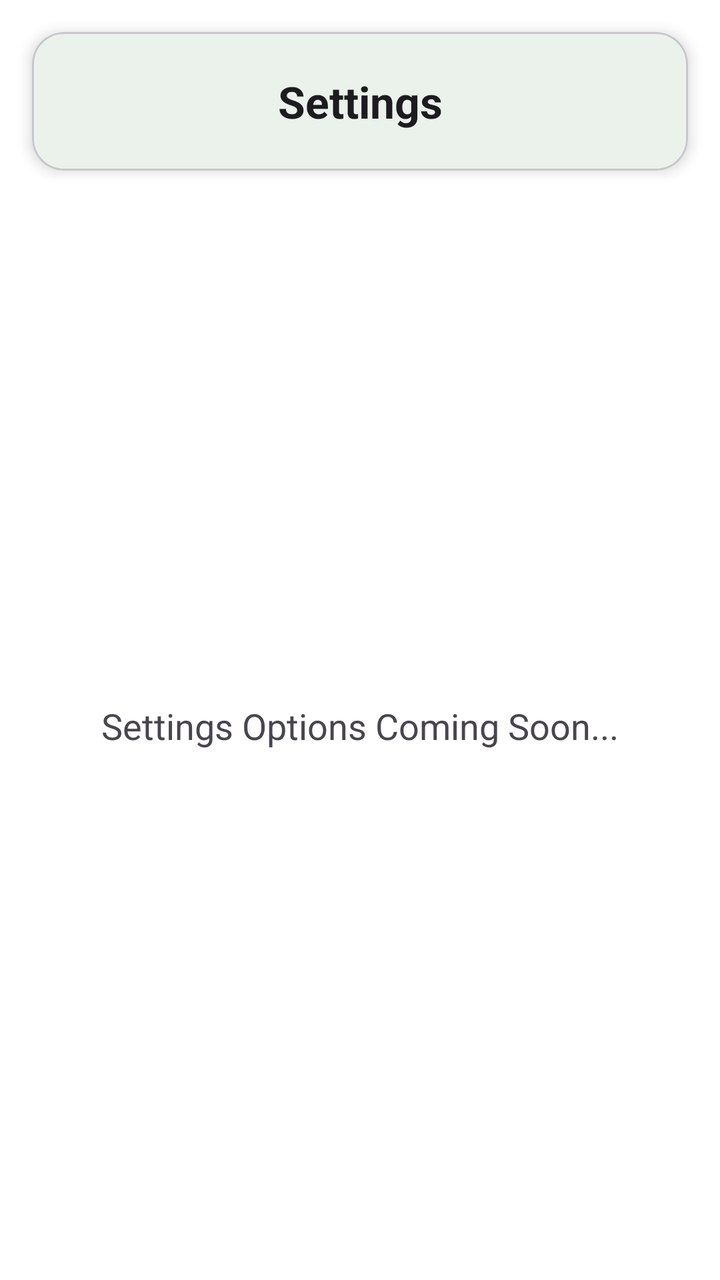
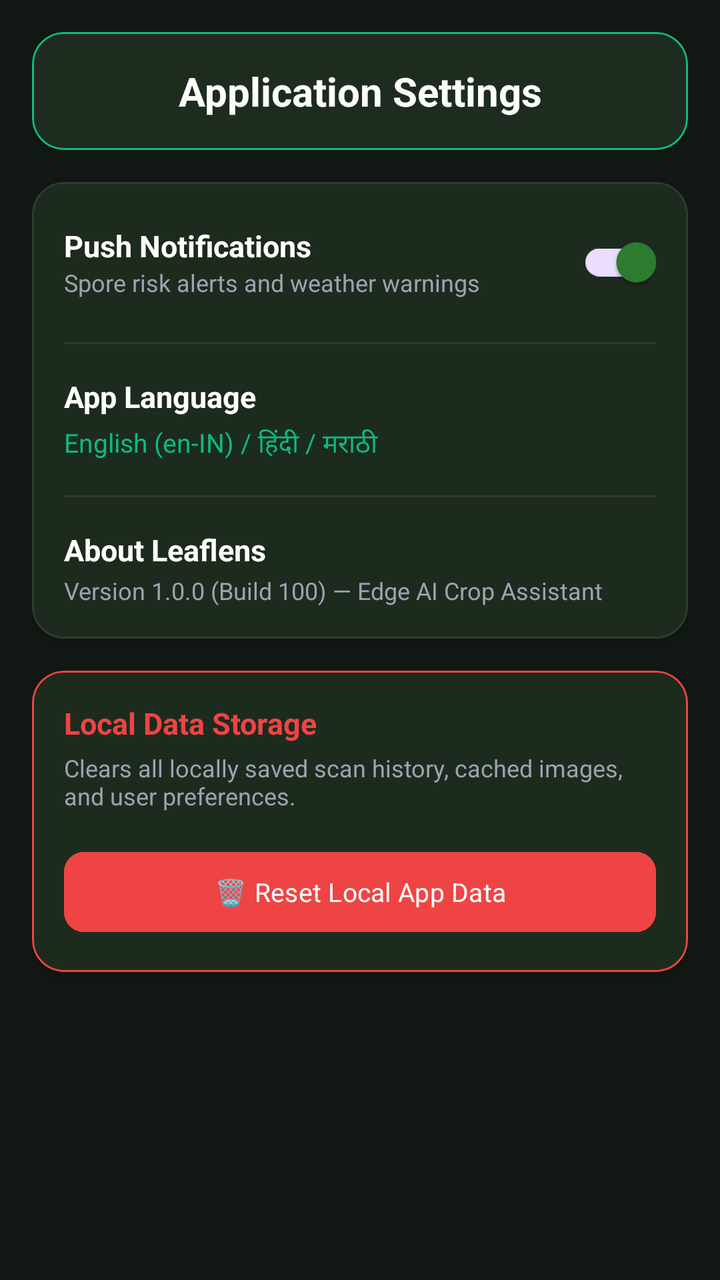

The first picture is an Android layout as it rendered before a commit; the second is the same layout after the commit. The layout source and the unified diff follow.
<!-- AndroidManifest.xml: application theme Theme.SmartAgriculture -->
<!-- res/layout/fragment_settings.xml -->
<androidx.constraintlayout.widget.ConstraintLayout xmlns:android="http://schemas.android.com/apk/res/android"
    xmlns:app="http://schemas.android.com/apk/res-auto"
    android:layout_width="match_parent"
    android:layout_height="match_parent"
    android:background="?attr/colorSurface">

    <com.google.android.material.card.MaterialCardView
        android:id="@+id/cvHeader"
        android:layout_width="match_parent"
        android:layout_height="wrap_content"
        android:layout_margin="16dp"
        app:cardBackgroundColor="?attr/colorSurface"
        app:cardCornerRadius="16dp"
        app:cardElevation="4dp"
        app:layout_constraintTop_toTopOf="parent">

        <TextView
            android:id="@+id/tvTitle"
            android:layout_width="match_parent"
            android:layout_height="wrap_content"
            android:padding="20dp"
            android:text="Settings"
            android:textColor="?attr/colorOnSurface"
            android:textSize="22sp"
            android:textStyle="bold"
            android:gravity="center"/>
    </com.google.android.material.card.MaterialCardView>

    <TextView
        android:layout_width="wrap_content"
        android:layout_height="wrap_content"
        android:text="Settings Options Coming Soon..."
        android:textSize="18sp"
        android:textColor="?attr/colorOnSurfaceVariant"
        app:layout_constraintTop_toBottomOf="@id/cvHeader"
        app:layout_constraintBottom_toBottomOf="parent"
        app:layout_constraintStart_toStartOf="parent"
        app:layout_constraintEnd_toEndOf="parent" />

</androidx.constraintlayout.widget.ConstraintLayout>
<!-- resources referenced by this layout -->
<resources>
  <style name="Theme.SmartAgriculture" parent="Base.Theme.SmartAgriculture" />
  <style name="Base.Theme.SmartAgriculture" parent="Theme.Material3.DayNight.NoActionBar">
          
          <item name="colorPrimary">@color/colorPrimary</item>
          <item name="colorPrimaryVariant">@color/colorPrimaryVariant</item>
          <item name="colorOnPrimary">@color/colorOnPrimary</item>
          
          
          <item name="colorSecondary">@color/colorSecondary</item>
          <item name="colorSecondaryVariant">@color/colorSecondaryVariant</item>
          <item name="colorOnSecondary">@color/colorOnSecondary</item>
          
          
          <item name="android:colorBackground">@color/colorBackground</item>
          <item name="colorSurface">@color/colorSurface</item>
          
          
          <item name="fontFamily">sans-serif</item>
      </style>
  <color name="colorPrimary">#2E7D32</color>
  <color name="colorPrimaryVariant">#1B5E20</color>
  <color name="colorOnPrimary">#FFFFFF</color>
  <color name="colorSecondary">#81C784</color>
  <color name="colorSecondaryVariant">#66BB6A</color>
  <color name="colorOnSecondary">#000000</color>
  <color name="colorBackground">#F5F5F5</color>
  <color name="colorSurface">#FFFFFF</color>
</resources>

<!-- the commit's change to res/layout/fragment_settings.xml (unified diff, before → after) -->
@@ -1,40 +1,194 @@
-<androidx.constraintlayout.widget.ConstraintLayout xmlns:android="http://schemas.android.com/apk/res/android"
+<?xml version="1.0" encoding="utf-8"?>
+<androidx.core.widget.NestedScrollView xmlns:android="http://schemas.android.com/apk/res/android"
     xmlns:app="http://schemas.android.com/apk/res-auto"
     android:layout_width="match_parent"
     android:layout_height="match_parent"
-    android:background="?attr/colorSurface">
+    android:fillViewport="true"
+    android:background="#121814">
 
-    <com.google.android.material.card.MaterialCardView
-        android:id="@+id/cvHeader"
+    <LinearLayout
         android:layout_width="match_parent"
         android:layout_height="wrap_content"
-        android:layout_margin="16dp"
-        app:cardBackgroundColor="?attr/colorSurface"
-        app:cardCornerRadius="16dp"
-        app:cardElevation="4dp"
-        app:layout_constraintTop_toTopOf="parent">
+        android:orientation="vertical"
+        android:padding="16dp"
+        android:paddingBottom="40dp">
 
-        <TextView
-            android:id="@+id/tvTitle"
+        
+        <com.google.android.material.card.MaterialCardView
+            android:id="@+id/cvHeader"
             android:layout_width="match_parent"
             android:layout_height="wrap_content"
-            android:padding="20dp"
-            android:text="Settings"
-            android:textColor="?attr/colorOnSurface"
-            android:textSize="22sp"
-            android:textStyle="bold"
-            android:gravity="center"/>
-    </com.google.android.material.card.MaterialCardView>
+            app:cardBackgroundColor="#1C241E"
+            app:cardCornerRadius="16dp"
+            app:cardElevation="4dp"
+            app:strokeColor="#10B981"
+            app:strokeWidth="1dp"
+            android:layout_marginBottom="16dp">
 
-    <TextView
-        android:layout_width="wrap_content"
-        android:layout_height="wrap_content"
-        android:text="Settings Options Coming Soon..."
-        android:textSize="18sp"
-        android:textColor="?attr/colorOnSurfaceVariant"
-        app:layout_constraintTop_toBottomOf="@id/cvHeader"
-        app:layout_constraintBottom_toBottomOf="parent"
-        app:layout_constraintStart_toStartOf="parent"
-        app:layout_constraintEnd_toEndOf="parent" />
+            <TextView
+                android:id="@+id/tvTitle"
+                android:layout_width="match_parent"
+                android:layout_height="wrap_content"
+                android:padding="16dp"
+                android:text="Application Settings"
+                android:textColor="#FFFFFF"
+                android:textSize="20sp"
+                android:textStyle="bold"
+                android:gravity="center"/>
+        </com.google.android.material.card.MaterialCardView>
 
-</androidx.constraintlayout.widget.ConstraintLayout>
+        
+        <com.google.android.material.card.MaterialCardView
+            android:layout_width="match_parent"
+            android:layout_height="wrap_content"
+            app:cardBackgroundColor="#1C241E"
+            app:cardCornerRadius="16dp"
+            app:cardElevation="3dp"
+            app:strokeColor="#2E3B31"
+            app:strokeWidth="1dp"
+            android:layout_marginBottom="16dp">
+
+            <LinearLayout
+                android:layout_width="match_parent"
+                android:layout_height="wrap_content"
+                android:orientation="vertical"
+                android:padding="16dp">
+
+                
+                <LinearLayout
+                    android:layout_width="match_parent"
+                    android:layout_height="wrap_content"
+                    android:gravity="center_vertical"
+                    android:orientation="horizontal"
+                    android:layout_marginBottom="16dp">
+
+                    <LinearLayout
+                        android:layout_width="0dp"
+                        android:layout_height="wrap_content"
+                        android:layout_weight="1"
+                        android:orientation="vertical">
+
+                        <TextView
+                            android:layout_width="wrap_content"
+                            android:layout_height="wrap_content"
+                            android:text="Push Notifications"
+                            android:textColor="#FFFFFF"
+                            android:textSize="15sp"
+                            android:textStyle="bold" />
+
+                        <TextView
+                            android:layout_width="wrap_content"
+                            android:layout_height="wrap_content"
+                            android:text="Spore risk alerts and weather warnings"
+                            android:textColor="#9CA3AF"
+                            android:textSize="12sp" />
+                    </LinearLayout>
+
+                    <com.google.android.material.switchmaterial.SwitchMaterial
+                        android:id="@+id/switchNotifications"
+                        android:layout_width="wrap_content"
+                        android:layout_height="wrap_content"
+                        android:checked="true"
+                        app:useMaterialThemeColors="true" />
+                </LinearLayout>
+
+                <View
+                    android:layout_width="match_parent"
+                    android:layout_height="1dp"
+                    android:background="#2E3B31"
+                    android:layout_marginBottom="16dp" />
+
+                
+                <TextView
+                    android:layout_width="wrap_content"
+                    android:layout_height="wrap_content"
+                    android:text="App Language"
+                    android:textColor="#FFFFFF"
+                    android:textSize="15sp"
+                    android:textStyle="bold"
+                    android:layout_marginBottom="4dp" />
+
+                <TextView
+                    android:id="@+id/tvCurrentLanguage"
+                    android:layout_width="match_parent"
+                    android:layout_height="wrap_content"
+                    android:text="English (en-IN) / हिंदी / मराठी"
+                    android:textColor="#10B981"
+                    android:textSize="13sp"
+                    android:layout_marginBottom="16dp" />
+
+                <View
+                    android:layout_width="match_parent"
+                    android:layout_height="1dp"
+                    android:background="#2E3B31"
+                    android:layout_marginBottom="16dp" />
+
+                
+                <TextView
+                    android:layout_width="wrap_content"
+                    android:layout_height="wrap_content"
+                    android:text="About Leaflens"
+                    android:textColor="#FFFFFF"
+                    android:textSize="15sp"
+                    android:textStyle="bold" />
+
+                <TextView
+                    android:layout_width="wrap_content"
+                    android:layout_height="wrap_content"
+                    android:layout_marginTop="2dp"
+                    android:text="Version 1.0.0 (Build 100) — Edge AI Crop Assistant"
+                    android:textColor="#9CA3AF"
+                    android:textSize="12sp" />
+
+            </LinearLayout>
+        </com.google.android.material.card.MaterialCardView>
+
+        
+        <com.google.android.material.card.MaterialCardView
+            android:layout_width="match_parent"
+            android:layout_height="wrap_content"
+            app:cardBackgroundColor="#1C241E"
+            app:cardCornerRadius="16dp"
+            app:cardElevation="3dp"
+            app:strokeColor="#EF4444"
+            app:strokeWidth="1dp">
+
+            <LinearLayout
+                android:layout_width="match_parent"
+                android:layout_height="wrap_content"
+                android:orientation="vertical"
+                android:padding="16dp">
+
+                <TextView
+                    android:layout_width="wrap_content"
+                    android:layout_height="wrap_content"
+                    android:text="Local Data Storage"
+                    android:textColor="#EF4444"
+                    android:textSize="15sp"
+                    android:textStyle="bold"
+                    android:layout_marginBottom="4dp" />
+
+                <TextView
+                    android:layout_width="wrap_content"
+                    android:layout_height="wrap_content"
+                    android:text="Clears all locally saved scan history, cached images, and user preferences."
+                    android:textColor="#9CA3AF"
+                    android:textSize="12sp"
+                    android:layout_marginBottom="16dp" />
+
+                <Button
+                    android:id="@+id/btnResetData"
+                    android:layout_width="match_parent"
+                    android:layout_height="48dp"
+                    android:text="🗑️ Reset Local App Data"
+                    android:textColor="#FFFFFF"
+                    android:textSize="13sp"
+                    android:textAllCaps="false"
+                    android:backgroundTint="#EF4444"
+                    app:cornerRadius="10dp" />
+
+            </LinearLayout>
+        </com.google.android.material.card.MaterialCardView>
+
+    </LinearLayout>
+</androidx.core.widget.NestedScrollView>
<!-- resource entries referenced after the edit -->
@@ -13,8 +13,11 @@
           <item name="colorOnSecondary">@color/colorOnSecondary</item>
           
           
-          <item name="android:colorBackground">@color/colorBackground</item>
-          <item name="colorSurface">@color/colorSurface</item>
+          <item name="android:colorBackground">#121814</item>
+          <item name="colorSurface">#1C241E</item>
+          <item name="colorSurfaceVariant">#242E27</item>
+          <item name="colorOnSurface">#FFFFFF</item>
+          <item name="colorOnSurfaceVariant">#9CA3AF</item>
           
           
           <item name="fontFamily">sans-serif</item>
@@ -25,7 +28,5 @@
   <color name="colorSecondary">#81C784</color>
   <color name="colorSecondaryVariant">#66BB6A</color>
   <color name="colorOnSecondary">#000000</color>
-  <color name="colorBackground">#F5F5F5</color>
-  <color name="colorSurface">#FFFFFF</color>
 </resources>
 
